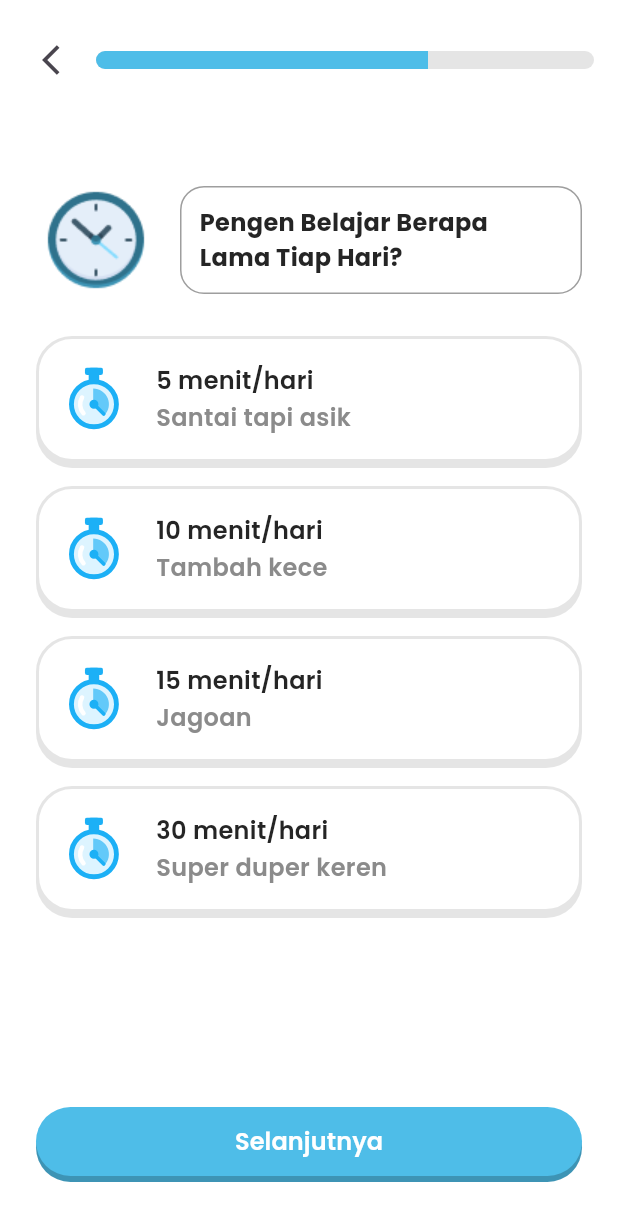
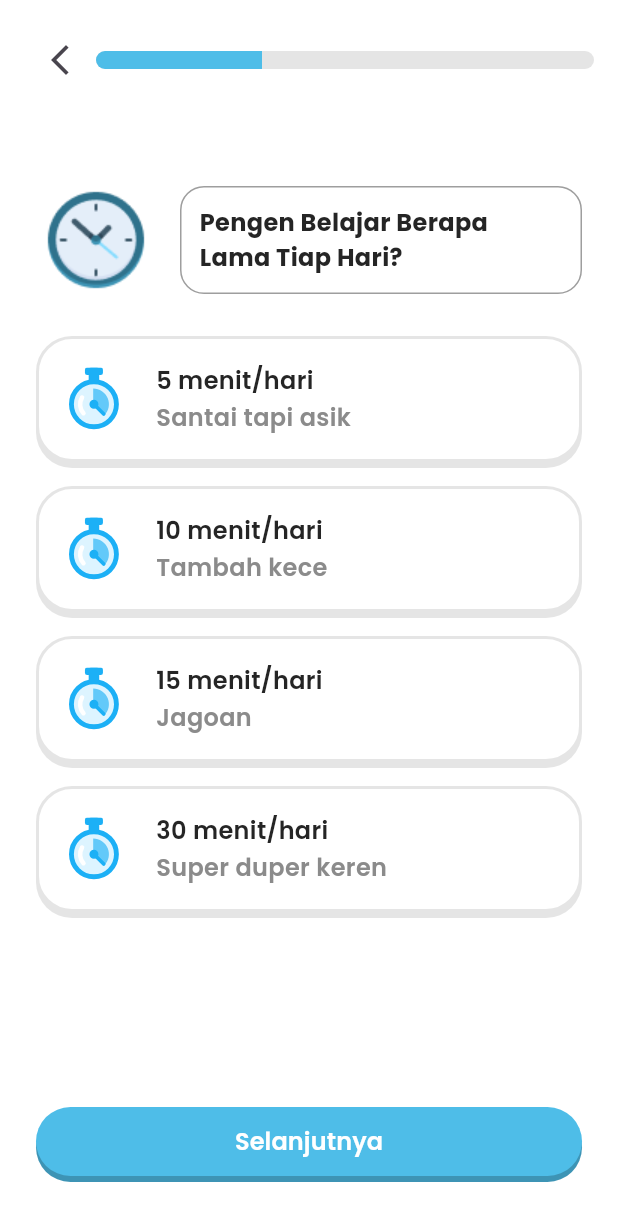
Before and after one commit to chindomiegoreng/mintrix, a Flutter app: the PersonalizationPage screen opened by its route, after a tap on "Selanjutnya", on a phone screen of 412 x 824 dp. Shown: the top 1221 px of the screen. Run offline on Flutter 3.47's test engine with Material 3 defaults, Android fonts, the light colour scheme and no system bars; our stand-ins replace bloc, equatable, flutter_bloc, flutter_svg, google_fonts, shared_preferences; accounts and stored records are empty; project files that could hold a hidden picture were left out.

Commit message:
Update : Fix Progress Bar Personalization

```diff
--- a/lib/features/personalization/persentation/pages/personalization_page.dart
+++ b/lib/features/personalization/persentation/pages/personalization_page.dart
@@ -47,8 +47,8 @@ class _PersonalizationPageState extends State<PersonalizationPage> {
             body: SafeArea(
               child: Column(
                 children: [
-                  if (![0, 3, 4, 5, 6, 7].contains(_currentPage))
-                    _buildProgressBar(state),
+                  if ([1, 2].contains(_currentPage))
+                    _buildProgressBar(context, state),
                   Expanded(
                     child: PageView(
                       controller: _pageController,
@@ -84,9 +84,18 @@ class _PersonalizationPageState extends State<PersonalizationPage> {
                                 .add(SkipSecondStage());
                           },
                         ),
-                        Personalization5(onNext: () => _nextPage(context), onBack: () => _previousPage(),),
-                        Personalization6(onNext: () => _nextPage(context), onBack: () => _previousPage(),),
-                        Personalization7(onNext: () => _nextPage(context), onBack: () => _previousPage(),),
+                        Personalization5(
+                          onNext: () => _nextPage(context),
+                          onBack: () => _previousPage(context),
+                        ),
+                        Personalization6(
+                          onNext: () => _nextPage(context),
+                          onBack: () => _previousPage(context),
+                        ),
+                        Personalization7(
+                          onNext: () => _nextPage(context),
+                          onBack: () => _previousPage(context),
+                        ),
                         Personalization8(
                           onComplete: () {
                             context
@@ -106,15 +115,14 @@ class _PersonalizationPageState extends State<PersonalizationPage> {
     );
   }
 
-  Widget _buildProgressBar(PersonalizationState state) {
+  Widget _buildProgressBar(BuildContext context, PersonalizationState state) {
     int step = 0;
     if (state is PersonalizationStage1) {
       step = state.currentStep;
     } else if (state is PersonalizationStage2) {
       step = state.currentStep;
     }
-
-    double progress = (step + 1) / _totalPages;
+    double progress = step / _totalPages;
 
     return Padding(
       padding: const EdgeInsets.all(16.0),
@@ -122,9 +130,11 @@ class _PersonalizationPageState extends State<PersonalizationPage> {
         children: [
           if (step > 0)
             IconButton(
-              icon: const Icon(Icons.arrow_back_ios),
-              onPressed: () => _previousPage(),
-            ),
+              icon: const Icon(Icons.arrow_back_ios_new),
+              onPressed: () => _previousPage(context),
+            )
+          else
+            const SizedBox(width: 48.0),
           Expanded(
             child: ClipRRect(
               borderRadius: BorderRadius.circular(10),
@@ -157,11 +167,20 @@ class _PersonalizationPageState extends State<PersonalizationPage> {
     }
   }
 
-  void _previousPage() {
+  void _previousPage(BuildContext context) {
     _pageController.previousPage(
       duration: const Duration(milliseconds: 300),
       curve: Curves.easeInOut,
     );
+
+    final bloc = context.read<PersonalizationBloc>();
+    final state = bloc.state;
+
+    if (state is PersonalizationStage1 && state.currentStep > 0) {
+      bloc.add(UpdatePersonalizationStep(state.currentStep - 1));
+    } else if (state is PersonalizationStage2 && state.currentStep > 0) {
+      bloc.add(UpdatePersonalizationStep(state.currentStep - 1));
+    }
   }
 
   @override
```
